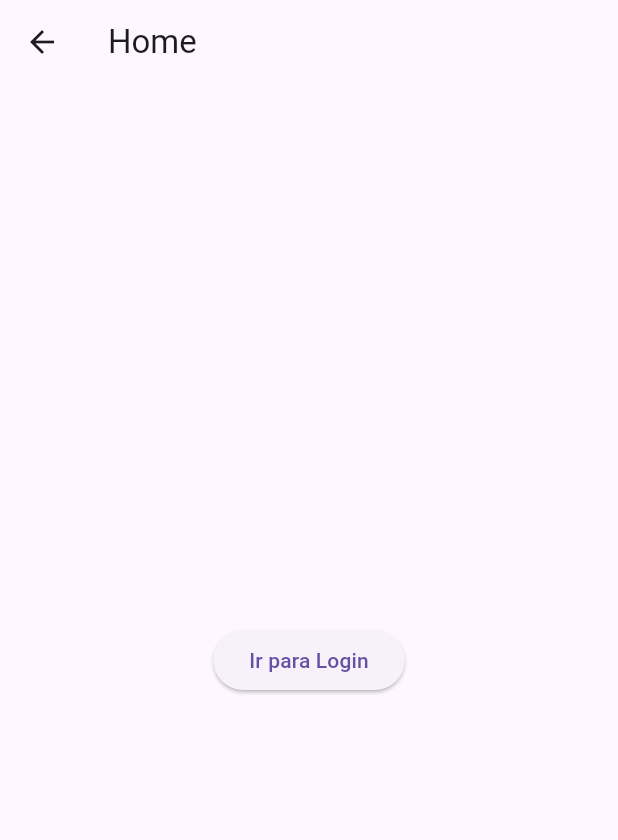
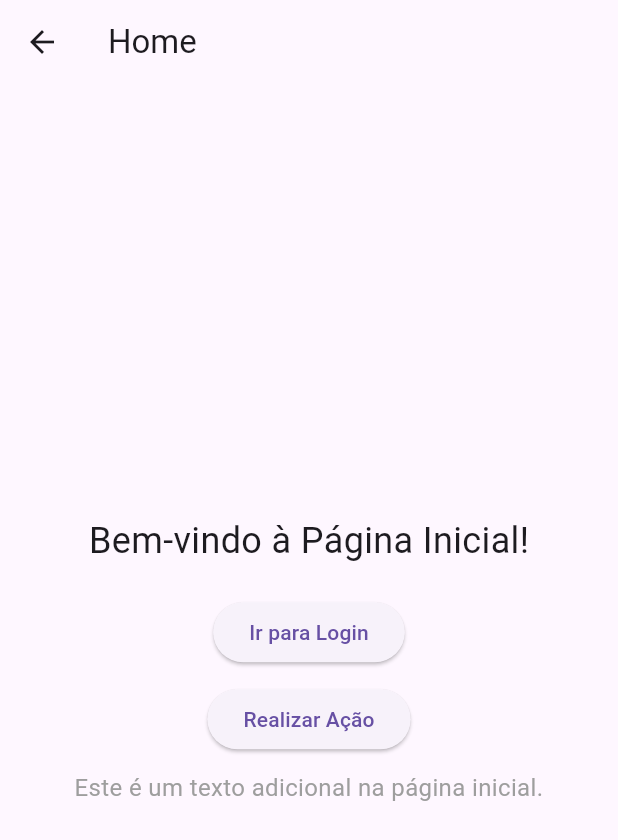
Before and after one commit to Kissimbila16/whathicket, a Flutter app: the HomePage screen opened directly, on a phone screen of 412 x 824 dp. Shown: the top 840 px of the screen. Run offline on Flutter 3.47's test engine with Material 3 defaults, Android fonts, the light colour scheme and no system bars.

Commit message:
feat:add path home

```diff
--- a/lib/main.dart
+++ b/lib/main.dart
@@ -1,5 +1,6 @@
 import 'package:flutter/material.dart';
 import 'src/login/login.dart';     // Tela de login
+import 'src/home/home.dart';     // Tela de login
 
 void main() {
   runApp(const MyApp());
@@ -14,7 +15,8 @@ class MyApp extends StatelessWidget {
       title: 'Exemplo de Rotas',
       initialRoute: '/', // Rota inicial
       routes: {
-        '/': (context) => const LoginPage(),
+        '/': (context) => const HomePage(),
+        '/login': (context) => const LoginPage(),
       },
     );
   }
--- a/lib/src/home/home.dart
+++ b/lib/src/home/home.dart
@@ -1,4 +1,3 @@
-// home_page.dart
 import 'package:flutter/material.dart';
 
 class HomePage extends StatelessWidget {
@@ -9,9 +8,33 @@ class HomePage extends StatelessWidget {
     return Scaffold(
       appBar: AppBar(title: const Text('Home')),
       body: Center(
-        child: ElevatedButton(
-          onPressed: () => Navigator.pushNamed(context, '/login'),
-          child: const Text('Ir para Login'),
+        child: Column(
+          mainAxisAlignment: MainAxisAlignment.center,
+          children: <Widget>[
+            const Text(
+              'Bem-vindo à Página Inicial!',
+              style: TextStyle(fontSize: 24.0),
+            ),
+            const SizedBox(height: 20.0),
+            ElevatedButton(
+              onPressed: () => Navigator.pushNamed(context, '/login'),
+              child: const Text('Ir para Login'),
+            ),
+            const SizedBox(height: 10.0),
+            ElevatedButton(
+              onPressed: () {
+                // Adicione a lógica para outra ação aqui
+                print('Botão de Ação Pressionado!');
+              },
+              child: const Text('Realizar Ação'),
+            ),
+            const SizedBox(height: 10.0),
+            const Text(
+              'Este é um texto adicional na página inicial.',
+              style: TextStyle(fontSize: 16.0, color: Colors.grey),
+              textAlign: TextAlign.center,
+            ),
+          ],
         ),
       ),
     );
```
